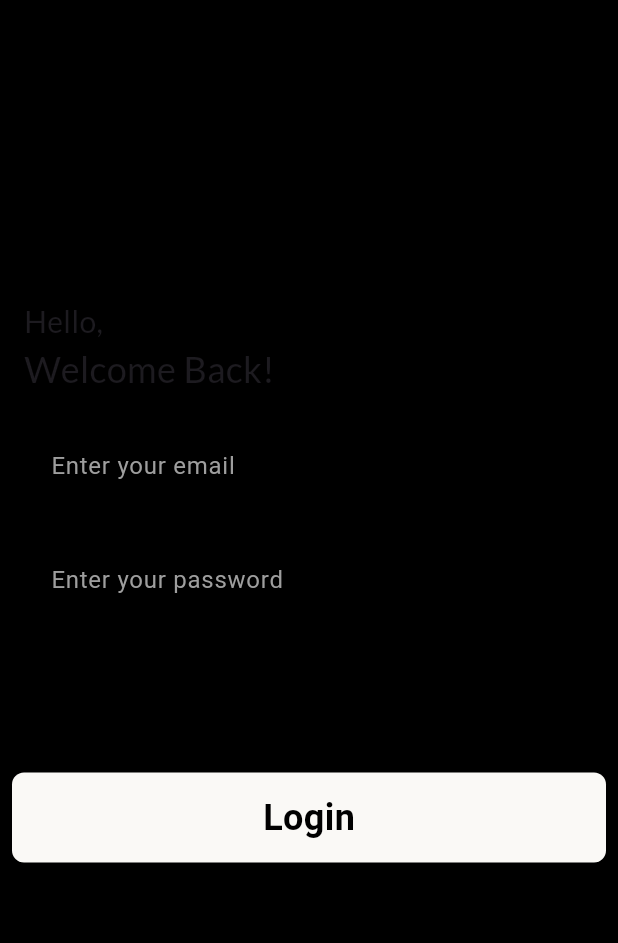
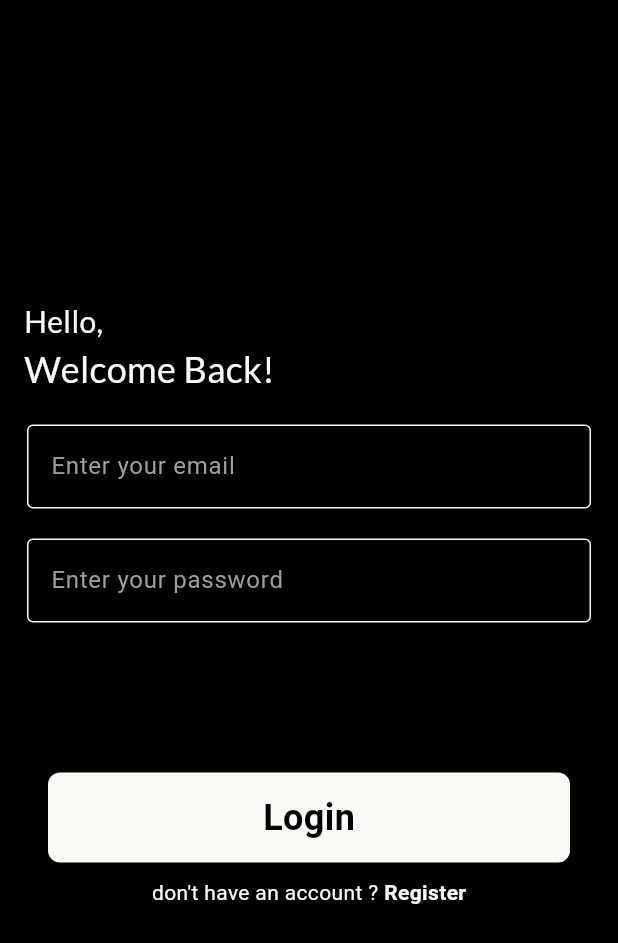
Before and after one commit to MohamedAliShosha/Quotify, a Flutter app: the screen it shows after launch, after a tap on "Get Started", on a phone screen of 412 x 824 dp. Shown: the top 943 px of the screen. Run offline on Flutter 3.47's test engine with Material 3 defaults, Android fonts, the phone set to English and light mode, and no system bars; drawn by our look-alikes of modal_progress_hud_nsn; our stand-ins replace firebase_auth, firebase_core, go_router; missing offline and left inert: firebase_app_check; accounts and stored records are empty.

Commit message:
feat(auth): implement sign-in feature with Firebase integration
- Add sign-in service with Firebase authentication
- Create reusable widgets for sign-in view (header text, redirect button)
- Update form field styling to use primary color
- Improve button layout with padding
- Handle loading states and error cases

```diff
--- a/lib/core/widgets/custom_button.dart
+++ b/lib/core/widgets/custom_button.dart
@@ -3,7 +3,9 @@ import 'package:starter_template/core/utils/colors_manager.dart';
 
 class CustomButton extends StatelessWidget {
   const CustomButton({
-    super.key, required this.buttonTitle, this.onTap,
+    super.key,
+    required this.buttonTitle,
+    this.onTap,
   });
 
   final String buttonTitle;
@@ -11,22 +13,23 @@ class CustomButton extends StatelessWidget {
 
   @override
   Widget build(BuildContext context) {
-    return Container(
+    return Padding(
+      padding: const EdgeInsets.only(right: 24, left: 24),
+      child: Container(
         decoration: BoxDecoration(
           borderRadius: BorderRadius.circular(8),
           color: ColorsManager.kPrimaryColor,
         ),
-      // width: 60,
         height: 60,
         child: Center(
           child: GestureDetector(
             onTap: onTap,
-          child:  Text(
+            child: Text(
               buttonTitle,
               style: const TextStyle(
                   color: ColorsManager.kBlackColor,
                   fontSize: 24,
-              fontWeight: FontWeight.bold
+                  fontWeight: FontWeight.bold),
             ),
           ),
         ),
--- a/lib/core/widgets/custom_email_and_password_text_form_field.dart
+++ b/lib/core/widgets/custom_email_and_password_text_form_field.dart
@@ -40,8 +40,8 @@ class CustomEmailAndPasswordTextFormField extends StatelessWidget {
           hintStyle: const TextStyle(
             color: ColorsManager.kBlackColor,
           ),
-          enabledBorder: buildEnabledBorder(color: ColorsManager.kBlackColor),
-          focusedBorder: buildFocusedBorder(color: ColorsManager.kBlackColor),
+          enabledBorder: buildEnabledBorder(color: ColorsManager.kPrimaryColor),
+          focusedBorder: buildFocusedBorder(color: ColorsManager.kPrimaryColor),
         ),
       ),
     );
--- a/lib/features/Auth/SignIn/presentation/views/sign_in_view.dart
+++ b/lib/features/Auth/SignIn/presentation/views/sign_in_view.dart
@@ -5,26 +5,28 @@ import 'package:starter_template/core/functions/show_snack_bar.dart';
 import 'package:starter_template/core/utils/colors_manager.dart';
 import 'package:starter_template/core/widgets/custom_button.dart';
 import 'package:starter_template/core/widgets/custom_email_and_password_text_form_field.dart';
+import 'package:starter_template/features/Auth/SignIn/presentation/widgets/custom_header_text.dart';
+import 'package:starter_template/features/Auth/SignIn/presentation/widgets/custom_redirect_button.dart';
+import 'package:starter_template/features/Auth/SignIn/presentation/widgets/custom_redirect_text.dart';
+import 'package:starter_template/features/Auth/services/sign_in_service.dart';
 
 class SignInView extends StatefulWidget {
   const SignInView({super.key});
-
 
   @override
   State<SignInView> createState() => _SignInViewState();
 }
 
 class _SignInViewState extends State<SignInView> {
-  bool isLoading = false;
+  bool isLoading = false; // This is a default value
   String? email, password;
   GlobalKey<FormState> formKey = GlobalKey();
 
   @override
   Widget build(BuildContext context) {
     return ModalProgressHUD(
-      progressIndicator: const CircularProgressIndicator(
-        color: ColorsManager.kPrimaryColor
-      ),
+      progressIndicator:
+          const CircularProgressIndicator(color: ColorsManager.kPrimaryColor),
       inAsyncCall: isLoading,
       child: Scaffold(
         backgroundColor: ColorsManager.kBlackColor,
@@ -32,24 +34,21 @@ class _SignInViewState extends State<SignInView> {
           padding: const EdgeInsets.symmetric(horizontal: 8),
           child: Form(
             key: formKey,
-            child: ListView(
+            child: SingleChildScrollView(
+              physics: const BouncingScrollPhysics(),
+              child: Column(
+                mainAxisAlignment: MainAxisAlignment.center,
+                crossAxisAlignment: CrossAxisAlignment.start,
                 children: [
                   const SizedBox(
                     height: 200,
                   ),
-                const Padding(
-                  padding: EdgeInsets.only(left: 8),
-                  child: Text(
-                    'Hello,',
-                    style: TextStyle(fontSize: 20, fontFamily: 'Lato'),
+                  const CustomHeaderText(
+                    text: 'Hello,',
                   ),
-                ),
-                const Padding(
-                  padding: EdgeInsets.only(left: 8),
-                  child: Text(
-                    'Welcome Back!',
-                    style: TextStyle(fontSize: 24, fontFamily: 'Lato'),
-                  ),
+                  const CustomHeaderText(
+                    text: 'Welcome Back!',
+                    fontSize: 24,
                   ),
                   const SizedBox(
                     height: 20,
@@ -66,7 +65,8 @@ class _SignInViewState extends State<SignInView> {
                   ),
                   CustomEmailAndPasswordTextFormField(
                     labelText: 'Enter your password',
-                  obscuredText: true,
+                    obscuredText:
+                        true, // changing the value of the obsecureText to true
                     onChanged: (data) {
                       password = data;
                     },
@@ -75,17 +75,16 @@ class _SignInViewState extends State<SignInView> {
                   const SizedBox(
                     height: 100,
                   ),
-                GestureDetector(
-                  onTap: () {
-
-                  },
-                  child: CustomButton(
+                  CustomButton(
                     onTap: () async {
                       if (formKey.currentState!.validate()) {
                         isLoading = true;
                         setState(() {});
                         try {
-                          await loginUser();
+                          await loginUser(
+                              context: context,
+                              email: email,
+                              password: password);
                           // ignore: use_build_context_synchronously
                           // Navigator.pushNamed(context, HomeView.id,
                           //     arguments:
@@ -103,52 +102,33 @@ class _SignInViewState extends State<SignInView> {
                                 'wrong password provided for that user.');
                           }
                         } catch (e) {
-                          print(e);
                           showSnackBar(
                               context, 'there was an error: ${e.toString()}');
                         }
                         isLoading = false;
                         setState(() {});
-                      } else {}
+                      }
                     },
                     buttonTitle: 'Login',
                   ),
-                ),
-                const SizedBox(
-                  height: 10,
-                ),
-                Row(
+                  const SizedBox(height: 10),
+                  const Row(
                     mainAxisAlignment: MainAxisAlignment.center,
                     children: [
-                    const Text(
-                      'don\'t have an account ? ',
-                      style: TextStyle(
-                        color: Colors.black,
+                      CustomRedirectText(
+                        redirectText: 'don\'t have an account ? ',
                       ),
-                    ),
-                    GestureDetector(
-                      onTap: () {
-                        // Navigator.pushNamed(context, RegisterPage.id);
-                      },
-                      child: const Text(
-                        'Register',
-                        style: TextStyle(
-                          color: Colors.black,
-                        ),
-                      ),
+                      CustomRedirectButton(
+                        redirectText: 'Register',
                       ),
                     ],
-                )
+                  ),
                 ],
+              ),
             ),
           ),
         ),
       ),
     );
   }
-
-  Future<void> loginUser() async {
-    UserCredential user = await FirebaseAuth.instance
-        .signInWithEmailAndPassword(email: email!, password: password!);
 }
-}
--- /dev/null
+++ b/lib/features/Auth/SignIn/presentation/widgets/custom_header_text.dart
@@ -0,0 +1,34 @@
+import 'package:flutter/material.dart';
+import 'package:starter_template/core/utils/colors_manager.dart';
+
+class CustomHeaderText extends StatelessWidget {
+  const CustomHeaderText({
+    super.key,
+    required this.text,
+    this.padding = const EdgeInsets.only(left: 8),
+    this.fontSize = 20,
+    this.fontFamily = 'Lato',
+    this.color = ColorsManager.kPrimaryColor,
+  });
+
+  final String text;
+  final EdgeInsetsGeometry padding;
+  final double fontSize;
+  final String fontFamily;
+  final Color color;
+
+  @override
+  Widget build(BuildContext context) {
+    return Padding(
+      padding: padding,
+      child: Text(
+        text,
+        style: TextStyle(
+          fontSize: fontSize,
+          fontFamily: 'Lato',
+          color: color,
+        ),
+      ),
+    );
+  }
+}
--- /dev/null
+++ b/lib/features/Auth/SignIn/presentation/widgets/custom_redirect_button.dart
@@ -0,0 +1,27 @@
+import 'package:flutter/material.dart';
+import 'package:starter_template/core/utils/colors_manager.dart';
+
+class CustomRedirectButton extends StatelessWidget {
+  const CustomRedirectButton({
+    super.key,
+    this.onTap,
+    required this.redirectText,
+  });
+
+  final void Function()? onTap;
+  final String redirectText;
+
+  @override
+  Widget build(BuildContext context) {
+    return GestureDetector(
+      onTap: onTap,
+      child: Text(
+        redirectText,
+        style: const TextStyle(
+          fontWeight: FontWeight.bold,
+          color: ColorsManager.kPrimaryColor,
+        ),
+      ),
+    );
+  }
+}
--- /dev/null
+++ b/lib/features/Auth/SignIn/presentation/widgets/custom_redirect_text.dart
@@ -0,0 +1,21 @@
+import 'package:flutter/material.dart';
+import 'package:starter_template/core/utils/colors_manager.dart';
+
+class CustomRedirectText extends StatelessWidget {
+  const CustomRedirectText({
+    super.key, required this.redirectText,
+  });
+
+  final String redirectText;
+
+
+  @override
+  Widget build(BuildContext context) {
+    return  Text(
+      redirectText,
+      style: const TextStyle(
+        color: ColorsManager.kPrimaryColor,
+      ),
+    );
+  }
+}
--- /dev/null
+++ b/lib/features/Auth/services/sign_in_service.dart
@@ -0,0 +1,15 @@
+import 'package:firebase_auth/firebase_auth.dart';
+import 'package:flutter/material.dart';
+import 'package:starter_template/core/functions/show_snack_bar.dart';
+
+Future<UserCredential?> loginUser({required BuildContext context, required String? email, required String? password}) async {
+    if (email == null) {
+      showSnackBar(context, 'Empty Email');
+    } else if (password == null) {
+      showSnackBar(context, 'Empty Password');
+    }
+
+    // This function returns a UserCredentials opbject that holds email and password
+    return await FirebaseAuth.instance
+        .signInWithEmailAndPassword(email: email!, password: password!);
+  }
```
Lines whose indentation alone changed are shown as unchanged.
